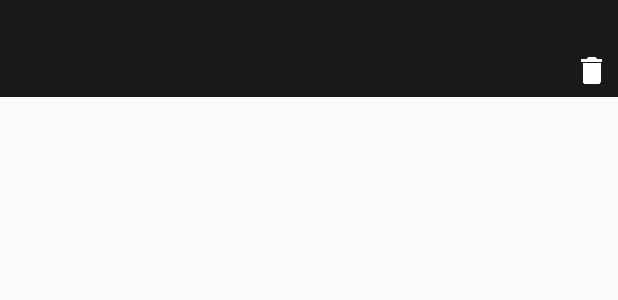
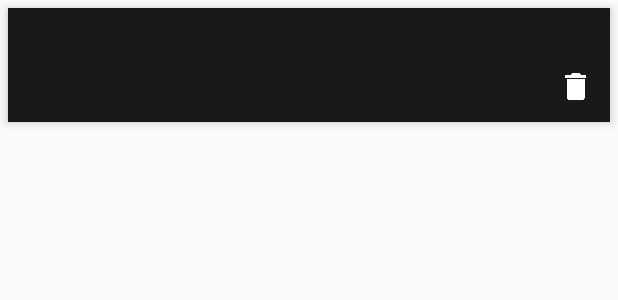
Before and after one commit to Weeam93/Parking, an Android app: the layout row_favorites.xml on its own in the app's theme, with its tools: preview values and no code run, on a phone screen of 412 x 824 dp. Shown: the top 300 px of the screen. Run offline under Robolectric (Android 15) with nearby library versions, the phone set to English and light mode, and no system bars.

Commit message:
minor updates

```diff
--- a/app/src/main/java/com/example/weeamawad/parking/Utility/Constants.java
+++ b/app/src/main/java/com/example/weeamawad/parking/Utility/Constants.java
@@ -5,7 +5,7 @@ package com.example.weeamawad.parking.Utility;
  */
 public class Constants {
 
-    public static final int DEFAULT_MAX_PRICE = 1000;
+    public static final int DEFAULT_MAX_PRICE = 100;
     public static final String OPEN_GOOGLE_MAPS = "google.navigation:q=";
     public static final String FAVORITES_KEY = "favorites";
     public static final String CENTER_LOCATION = "centerLocation";
--- a/app/src/main/java/com/example/weeamawad/parking/Utility/ServiceUtility.java
+++ b/app/src/main/java/com/example/weeamawad/parking/Utility/ServiceUtility.java
@@ -33,7 +33,9 @@ import java.util.ArrayList;
 public class ServiceUtility {
 
     private static final String GEOCODE_BASE = "https://maps.googleapis.com/maps/api/geocode/json?address=%s";
-    private static final String PARKING_BASE = "http://api.parkwhiz.com/search/?lat=%s&lng=%s&price=%s&monthly=%s&shuttle=%s&eticket=%s&perk=%s&valet=%s&indoor=%s&handicap=%s&restroom=%s&security=%s&tailgate=%s&rv=%s&unobstructed=%s&attended=%s&reentry_allowed=%s&key=%s";
+    private static final String PARKING_BASE = "http://api.parkwhiz.com/search/?lat=%s&lng=%s" +
+          //  "&price=%s" +
+            "&monthly=%s&shuttle=%s&eticket=%s&perk=%s&valet=%s&indoor=%s&handicap=%s&restroom=%s&security=%s&tailgate=%s&rv=%s&unobstructed=%s&attended=%s&reentry_allowed=%s&key=%s";
     private static final String AUTO_COMPLETE_BASE = "https://maps.googleapis.com/maps/api/place/autocomplete/json?input=%s&components=country:us&key=%s";
     private static final String PARKING_API_KEY = "c71066144c39ee80c3d36f995d914d91";
     private static final String GOOGLE_API_KEY = "AIzaSyBOqw91vKAUAaRhgSDoDBy4lmg-4pEOBwU";
@@ -205,7 +207,7 @@ public class ServiceUtility {
         String completeUrl = String.format(PARKING_BASE,
                 location.latitude,
                 location.longitude,
-                filters.getMaxPrice(),
+                //(float)filters.getMaxPrice(),
                 filters.isMonthly() ? 1 : 0,
                 filters.isShuttle() ? 1 : 0,
                 filters.isEticket() ? 1 : 0,
--- a/app/src/main/res/layout/fragment_favorites.xml
+++ b/app/src/main/res/layout/fragment_favorites.xml
@@ -18,8 +18,10 @@
         android:layout_width="match_parent"
         android:layout_height="55dp"
         android:layout_alignParentBottom="true"
-        android:background="@color/accent"
+        android:background="@color/my_color_highlight"
+        android:elevation="4dp"
         android:gravity="center"
         android:text="@string/clear_favorites"
-        android:textColor="@color/primary" />
+        android:textColor="@color/accent"
+        android:textSize="16dp" />
 </RelativeLayout>
--- a/app/src/main/res/layout/row_favorites.xml
+++ b/app/src/main/res/layout/row_favorites.xml
@@ -11,15 +11,17 @@
     <FrameLayout
         android:layout_width="wrap_content"
         android:layout_height="wrap_content"
-        android:layout_marginBottom="1dp"
-        android:background="@color/primary">
+        android:layout_margin="5dp"
+        android:background="@color/primary"
+        android:elevation="4dp">
 
         <RelativeLayout
             android:layout_width="wrap_content"
             android:layout_height="wrap_content"
             android:background="?selectableItemBackground"
             android:clickable="true"
-            android:focusable="true">
+            android:focusable="true"
+            android:padding="5dp">
 
             <LinearLayout
                 android:layout_width="wrap_content"
@@ -31,14 +33,16 @@
                     android:layout_height="wrap_content"
                     android:padding="5dp"
                     android:text="@{garage.name}"
-                    android:textColor="@color/accent" />
+                    android:textColor="@color/accent"
+                    android:textSize="18dp" />
 
                 <TextView
                     android:layout_width="match_parent"
                     android:layout_height="wrap_content"
                     android:padding="5dp"
                     android:text="@{garage.address}"
-                    android:textColor="@color/accent" />
+                    android:textColor="@color/accent"
+                    android:textSize="14dp" />
 
             </LinearLayout>
 
```
